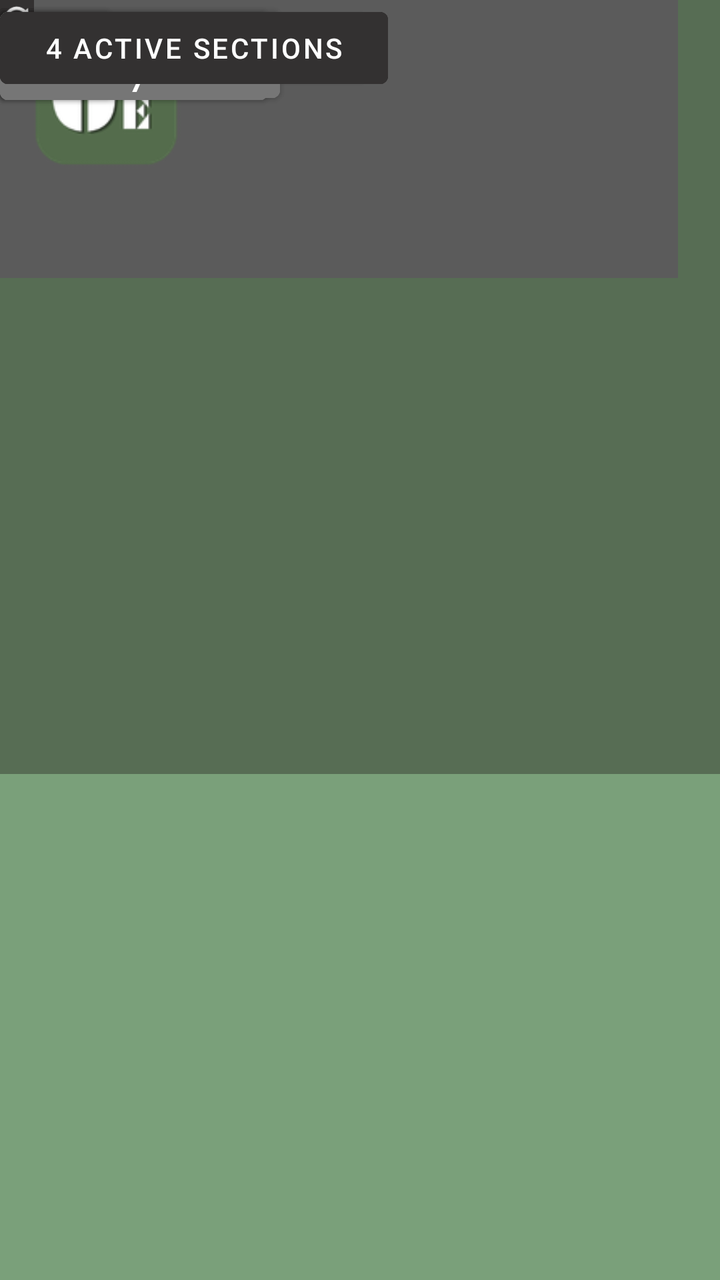
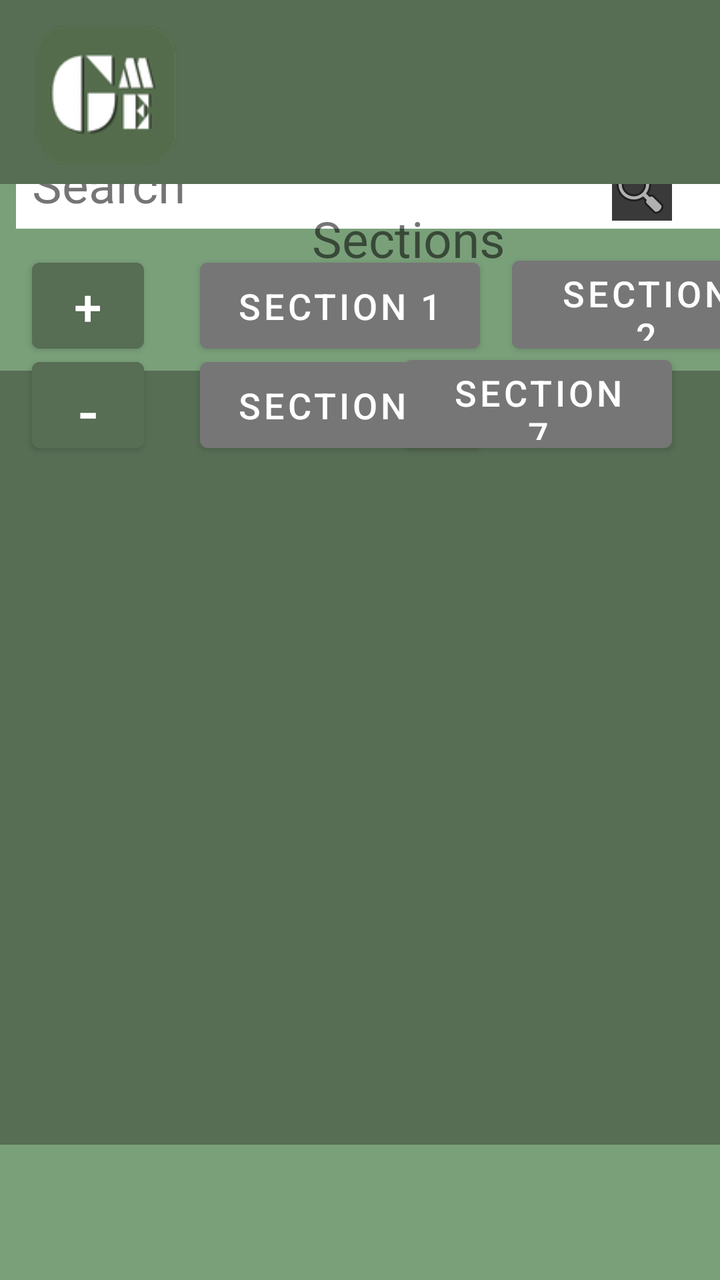

Before-and-after screenshots of an Android layout around one commit, followed by the original layout XML and the change that was made.
<!-- AndroidManifest.xml: application theme Theme.GradingMadeEasy -->
<!-- res/layout/activity_dashboard.xml -->
<?xml version="1.0" encoding="utf-8"?>
<androidx.constraintlayout.widget.ConstraintLayout xmlns:android="http://schemas.android.com/apk/res/android"
    xmlns:app="http://schemas.android.com/apk/res-auto"
    xmlns:tools="http://schemas.android.com/tools"
    android:id="@+id/main"
    android:layout_width="match_parent"
    android:layout_height="match_parent"
    android:background="#5C7358"
    android:backgroundTint="@color/white"
    tools:context=".Dashboard" >

    <TextView
        android:id="@+id/textView6"
        android:layout_width="410dp"
        android:layout_height="93dp"
        android:background="#576D54"
        tools:layout_editor_absoluteX="-1dp"
        tools:layout_editor_absoluteY="-1dp" />

    <TextView
        android:id="@+id/textView7"
        android:layout_width="427dp"
        android:layout_height="77dp"
        android:background="#576D54"
        tools:layout_editor_absoluteX="-15dp"
        tools:layout_editor_absoluteY="816dp" />

    <TextView
        android:id="@+id/textView8"
        android:layout_width="417dp"
        android:layout_height="725dp"
        android:background="#7AA07A"
        tools:layout_editor_absoluteX="0dp"
        tools:layout_editor_absoluteY="91dp" />

    <TextView
        android:id="@+id/textView9"
        android:layout_width="392dp"
        android:layout_height="37dp"
        android:background="#FFFFFF"
        tools:layout_editor_absoluteX="9dp"
        tools:layout_editor_absoluteY="110dp" />

    <TextView
        android:id="@+id/textView11"
        android:layout_width="84dp"
        android:layout_height="39dp"
        android:text="Search"
        android:textSize="25dp"
        tools:layout_editor_absoluteX="16dp"
        tools:layout_editor_absoluteY="110dp" />

    <TextView
        android:id="@+id/textView12"
        android:layout_width="30dp"
        android:layout_height="31dp"
        android:background="#3A3A3A"
        tools:layout_editor_absoluteX="360dp"
        tools:layout_editor_absoluteY="112dp" />

    <ImageView
        android:id="@+id/imageView9"
        android:layout_width="wrap_content"
        android:layout_height="wrap_content"
        app:srcCompat="@android:drawable/ic_menu_search"
        tools:layout_editor_absoluteX="358dp"
        tools:layout_editor_absoluteY="112dp" />

    <Button
        android:id="@+id/button3"
        android:layout_width="56dp"
        android:layout_height="55dp"
        android:backgroundTint="#576d54"
        android:text="+"
        android:textSize="25dp"
        tools:layout_editor_absoluteX="16dp"
        tools:layout_editor_absoluteY="179dp" />

    <Button
        android:id="@+id/button8"
        android:layout_width="56dp"
        android:layout_height="55dp"
        android:backgroundTint="#576d54"
        android:text="-"
        android:textSize="30dp"
        tools:layout_editor_absoluteX="16dp"
        tools:layout_editor_absoluteY="250dp" />

    <Button
        android:id="@+id/button4"
        android:layout_width="140dp"
        android:layout_height="55dp"
        android:backgroundTint="#767676"
        android:text="Section 1"
        android:textSize="18dp"
        tools:layout_editor_absoluteX="101dp"
        tools:layout_editor_absoluteY="180dp" />

    <Button
        android:id="@+id/button6"
        android:layout_width="140dp"
        android:layout_height="55dp"
        android:backgroundTint="#767676"
        android:text="Section 6"
        android:textSize="18dp"
        tools:layout_editor_absoluteX="101dp"
        tools:layout_editor_absoluteY="249dp" />

    <TextView
        android:id="@+id/textView17"
        android:layout_width="412dp"
        android:layout_height="78dp"
        android:background="#576D54"
        app:layout_constraintStart_toStartOf="parent"
        tools:layout_editor_absoluteY="-1dp" />

    <TextView
        android:id="@+id/textView16"
        android:layout_width="412dp"
        android:layout_height="78dp"
        android:background="#576D54"
        app:layout_constraintStart_toStartOf="parent"
        tools:layout_editor_absoluteY="0dp" />

    <TextView
        android:id="@+id/textView15"
        android:layout_width="wrap_content"
        android:layout_height="wrap_content"
        android:text="Sections"
        android:textSize="25dp"
        tools:layout_editor_absoluteX="159dp"
        tools:layout_editor_absoluteY="149dp" />

    <Button
        android:id="@+id/button5"
        android:layout_width="134dp"
        android:layout_height="56dp"
        android:backgroundTint="#767676"
        android:text="Section 2"
        android:textSize="18dp"
        tools:layout_editor_absoluteX="256dp"
        tools:layout_editor_absoluteY="179dp" />

    <Button
        android:id="@+id/button7"
        android:layout_width="134dp"
        android:layout_height="56dp"
        android:backgroundTint="#767676"
        android:text="Section 7"
        android:textSize="18dp"
        tools:layout_editor_absoluteX="256dp"
        tools:layout_editor_absoluteY="249dp" />

    <TextView
        android:id="@+id/textView18"
        android:layout_width="wrap_content"
        android:layout_height="wrap_content"
        android:textSize="15dp"
        tools:layout_editor_absoluteX="9dp"
        tools:layout_editor_absoluteY="159dp" />

    <TextView
        android:id="@+id/textView19"
        android:layout_width="wrap_content"
        android:layout_height="wrap_content"
        android:text="delete section"
        android:textSize="13dp"
        tools:layout_editor_absoluteX="9dp"
        tools:layout_editor_absoluteY="235dp" />

    <TextView
        android:id="@+id/textView20"
        android:layout_width="wrap_content"
        android:layout_height="wrap_content"
        android:text="add section"
        android:textSize="15dp"
        tools:layout_editor_absoluteX="9dp"
        tools:layout_editor_absoluteY="165dp" />

    <TextView
        android:id="@+id/textView22"
        android:layout_width="369dp"
        android:layout_height="19dp"
        android:background="#898989"
        tools:layout_editor_absoluteX="18dp"
        tools:layout_editor_absoluteY="321dp" />

    <TextView
        android:id="@+id/textView23"
        android:layout_width="83dp"
        android:layout_height="18dp"
        android:background="#5B5B5B"
        android:text="you are here"
        android:textSize="15dp"
        tools:layout_editor_absoluteX="18dp"
        tools:layout_editor_absoluteY="321dp" />

    <TextView
        android:id="@+id/textView24"
        android:layout_width="wrap_content"
        android:layout_height="wrap_content"
        android:text="slide bar"
        android:textSize="15dp"
        tools:layout_editor_absoluteX="167dp"
        tools:layout_editor_absoluteY="304dp" />

    <TextView
        android:id="@+id/textView2"
        android:layout_width="368dp"
        android:layout_height="387dp"
        android:background="#576D54"
        tools:layout_editor_absoluteX="16dp"
        tools:layout_editor_absoluteY="382dp" />

    <TextView
        android:id="@+id/textView3"
        android:layout_width="339dp"
        android:layout_height="139dp"
        android:background="#5B5B5B"
        tools:layout_editor_absoluteX="31dp"
        tools:layout_editor_absoluteY="400dp" />

    <TextView
        android:id="@+id/textView5"
        android:layout_width="337dp"
        android:layout_height="62dp"
        android:background="#5B5B5B"
        tools:layout_editor_absoluteX="31dp"
        tools:layout_editor_absoluteY="567dp" />

    <TextView
        android:id="@+id/textView10"
        android:layout_width="337dp"
        android:layout_height="54dp"
        android:background="#5B5B5B"
        tools:layout_editor_absoluteX="31dp"
        tools:layout_editor_absoluteY="671dp" />

    <Button
        android:id="@+id/button"
        android:layout_width="194dp"
        android:layout_height="48dp"
        android:backgroundTint="#333131"
        android:text="10 Sections"
        tools:layout_editor_absoluteX="100dp"
        tools:layout_editor_absoluteY="574dp" />

    <Button
        android:id="@+id/button2"
        android:layout_width="194dp"
        android:layout_height="48dp"
        android:backgroundTint="#333131"
        android:text="4 active sections"
        tools:layout_editor_absoluteX="100dp"
        tools:layout_editor_absoluteY="671dp" />

    <ImageView
        android:id="@+id/imageView3"
        android:layout_width="17dp"
        android:layout_height="19dp"
        android:background="#333131"
        android:backgroundTint="#333131"
        app:srcCompat="@android:drawable/ic_popup_sync"
        tools:layout_editor_absoluteX="337dp"
        tools:layout_editor_absoluteY="680dp" />

    <ImageView
        android:id="@+id/AppIconSectionCreation"
        android:layout_width="89dp"
        android:layout_height="87dp"
        android:layout_marginStart="8dp"
        android:layout_marginTop="4dp"
        android:translationZ="@dimen/_2sdp"
        app:layout_constraintStart_toStartOf="parent"
        app:layout_constraintTop_toTopOf="parent"
        app:srcCompat="@drawable/gradingmadeeasylogo" />

</androidx.constraintlayout.widget.ConstraintLayout>
<!-- resources referenced by this layout -->
<resources>
  <color name="white">#FFFFFFFF</color>
  <!-- drawable gradingmadeeasylogo: png bitmap (drawable, 6187 bytes) -->
  <style name="Theme.GradingMadeEasy" parent="Theme.MaterialComponents.DayNight.DarkActionBar">
          
          <item name="colorPrimary">@color/purple_500</item>
          <item name="colorPrimaryVariant">@color/purple_700</item>
          <item name="colorOnPrimary">@color/white</item>
          
          <item name="colorSecondary">@color/teal_200</item>
          <item name="colorSecondaryVariant">@color/teal_700</item>
          <item name="colorOnSecondary">@color/black</item>
          
          <item name="android:statusBarColor">?attr/colorPrimaryVariant</item>
          
      </style>
  <color name="purple_500">#FF6200EE</color>
  <color name="purple_700">#FF3700B3</color>
  <color name="teal_200">#FF03DAC5</color>
  <color name="teal_700">#FF018786</color>
  <color name="black">#FF000000</color>
</resources>

<!-- the commit's change to res/layout/activity_dashboard.xml (unified diff, before → after) -->
@@ -7,262 +7,282 @@
     android:layout_height="match_parent"
     android:background="#5C7358"
     android:backgroundTint="@color/white"
-    tools:context=".Dashboard" >
+    tools:context=".Dashboard">
 
     <TextView
         android:id="@+id/textView6"
         android:layout_width="410dp"
         android:layout_height="93dp"
-        android:background="#576D54"
-        tools:layout_editor_absoluteX="-1dp"
-        tools:layout_editor_absoluteY="-1dp" />
+        android:layout_marginStart="4dp"
+        android:background="#576D54"
+        app:layout_constraintBottom_toBottomOf="parent"
+        app:layout_constraintStart_toStartOf="parent"
+        app:layout_constraintTop_toTopOf="parent"
+        app:layout_constraintVertical_bias="0.0" />
 
     <TextView
         android:id="@+id/textView7"
         android:layout_width="427dp"
         android:layout_height="77dp"
         android:background="#576D54"
-        tools:layout_editor_absoluteX="-15dp"
-        tools:layout_editor_absoluteY="816dp" />
+        app:layout_constraintBottom_toBottomOf="parent"
+        app:layout_constraintEnd_toEndOf="parent"
+        app:layout_constraintTop_toTopOf="parent"
+        app:layout_constraintVertical_bias="1.0" />
 
     <TextView
         android:id="@+id/textView8"
         android:layout_width="417dp"
         android:layout_height="725dp"
         android:background="#7AA07A"
-        tools:layout_editor_absoluteX="0dp"
-        tools:layout_editor_absoluteY="91dp" />
+        app:layout_constraintBottom_toBottomOf="@+id/textView7"
+        app:layout_constraintStart_toStartOf="parent"
+        app:layout_constraintTop_toTopOf="@+id/textView6"
+        app:layout_constraintVertical_bias="0.548" />
 
     <TextView
         android:id="@+id/textView9"
         android:layout_width="392dp"
         android:layout_height="37dp"
+        android:layout_marginStart="8dp"
         android:background="#FFFFFF"
-        tools:layout_editor_absoluteX="9dp"
-        tools:layout_editor_absoluteY="110dp" />
+        app:layout_constraintBottom_toBottomOf="parent"
+        app:layout_constraintStart_toStartOf="parent"
+        app:layout_constraintTop_toTopOf="parent"
+        app:layout_constraintVertical_bias="0.128" />
 
     <TextView
         android:id="@+id/textView11"
         android:layout_width="84dp"
         android:layout_height="39dp"
+        android:layout_marginStart="16dp"
         android:text="Search"
-        android:textSize="25dp"
-        tools:layout_editor_absoluteX="16dp"
-        tools:layout_editor_absoluteY="110dp" />
+        android:textSize="25sp"
+        app:layout_constraintBottom_toBottomOf="parent"
+        app:layout_constraintStart_toStartOf="parent"
+        app:layout_constraintTop_toTopOf="parent"
+        app:layout_constraintVertical_bias="0.125" />
 
     <TextView
         android:id="@+id/textView12"
         android:layout_width="30dp"
         android:layout_height="31dp"
+        android:layout_marginEnd="24dp"
         android:background="#3A3A3A"
-        tools:layout_editor_absoluteX="360dp"
-        tools:layout_editor_absoluteY="112dp" />
+        app:layout_constraintBottom_toBottomOf="parent"
+        app:layout_constraintEnd_toEndOf="parent"
+        app:layout_constraintTop_toTopOf="parent"
+        app:layout_constraintVertical_bias="0.13" />
 
     <ImageView
         android:id="@+id/imageView9"
         android:layout_width="wrap_content"
         android:layout_height="wrap_content"
-        app:srcCompat="@android:drawable/ic_menu_search"
-        tools:layout_editor_absoluteX="358dp"
-        tools:layout_editor_absoluteY="112dp" />
+        android:layout_marginEnd="24dp"
+        app:layout_constraintBottom_toBottomOf="parent"
+        app:layout_constraintEnd_toEndOf="parent"
+        app:layout_constraintTop_toTopOf="parent"
+        app:layout_constraintVertical_bias="0.13"
+        app:srcCompat="@android:drawable/ic_menu_search" />
 
     <Button
         android:id="@+id/button3"
         android:layout_width="56dp"
         android:layout_height="55dp"
+        android:layout_marginStart="16dp"
         android:backgroundTint="#576d54"
         android:text="+"
-        android:textSize="25dp"
-        tools:layout_editor_absoluteX="16dp"
-        tools:layout_editor_absoluteY="179dp" />
+        android:textSize="25sp"
+        app:layout_constraintBottom_toBottomOf="parent"
+        app:layout_constraintStart_toStartOf="parent"
+        app:layout_constraintTop_toTopOf="parent"
+        app:layout_constraintVertical_bias="0.214" />
 
     <Button
         android:id="@+id/button8"
         android:layout_width="56dp"
         android:layout_height="55dp"
+        android:layout_marginStart="16dp"
         android:backgroundTint="#576d54"
         android:text="-"
-        android:textSize="30dp"
-        tools:layout_editor_absoluteX="16dp"
-        tools:layout_editor_absoluteY="250dp" />
+        android:textSize="30sp"
+        app:layout_constraintBottom_toBottomOf="parent"
+        app:layout_constraintStart_toStartOf="parent"
+        app:layout_constraintTop_toTopOf="parent"
+        app:layout_constraintVertical_bias="0.299" />
 
     <Button
         android:id="@+id/button4"
         android:layout_width="140dp"
         android:layout_height="55dp"
+        android:layout_marginStart="100dp"
         android:backgroundTint="#767676"
         android:text="Section 1"
-        android:textSize="18dp"
-        tools:layout_editor_absoluteX="101dp"
-        tools:layout_editor_absoluteY="180dp" />
+        android:textSize="18sp"
+        app:layout_constraintBottom_toBottomOf="parent"
+        app:layout_constraintStart_toStartOf="parent"
+        app:layout_constraintTop_toTopOf="parent"
+        app:layout_constraintVertical_bias="0.214" />
 
     <Button
         android:id="@+id/button6"
         android:layout_width="140dp"
         android:layout_height="55dp"
+        android:layout_marginStart="100dp"
         android:backgroundTint="#767676"
         android:text="Section 6"
-        android:textSize="18dp"
-        tools:layout_editor_absoluteX="101dp"
-        tools:layout_editor_absoluteY="249dp" />
-
-    <TextView
-        android:id="@+id/textView17"
-        android:layout_width="412dp"
-        android:layout_height="78dp"
-        android:background="#576D54"
-        app:layout_constraintStart_toStartOf="parent"
-        tools:layout_editor_absoluteY="-1dp" />
+        android:textSize="18sp"
+        app:layout_constraintBottom_toBottomOf="parent"
+        app:layout_constraintStart_toStartOf="parent"
+        app:layout_constraintTop_toTopOf="parent"
+        app:layout_constraintVertical_bias="0.299" />
 
     <TextView
         android:id="@+id/textView16"
-        android:layout_width="412dp"
-        android:layout_height="78dp"
-        android:background="#576D54"
-        app:layout_constraintStart_toStartOf="parent"
-        tools:layout_editor_absoluteY="0dp" />
+        android:layout_width="432dp"
+        android:layout_height="92dp"
+        android:background="#576D54"
+        app:layout_constraintBottom_toBottomOf="parent"
+        app:layout_constraintStart_toStartOf="parent"
+        app:layout_constraintTop_toTopOf="parent"
+        app:layout_constraintVertical_bias="0.0" />
 
     <TextView
         android:id="@+id/textView15"
         android:layout_width="wrap_content"
         android:layout_height="wrap_content"
+        android:layout_marginStart="156dp"
         android:text="Sections"
         android:textSize="25dp"
-        tools:layout_editor_absoluteX="159dp"
-        tools:layout_editor_absoluteY="149dp" />
+        app:layout_constraintBottom_toBottomOf="parent"
+        app:layout_constraintStart_toStartOf="parent"
+        app:layout_constraintTop_toTopOf="parent"
+        app:layout_constraintVertical_bias="0.169" />
 
     <Button
         android:id="@+id/button5"
         android:layout_width="134dp"
         android:layout_height="56dp"
+        android:layout_marginStart="256dp"
         android:backgroundTint="#767676"
         android:text="Section 2"
-        android:textSize="18dp"
-        tools:layout_editor_absoluteX="256dp"
-        tools:layout_editor_absoluteY="179dp" />
+        android:textSize="18sp"
+        app:layout_constraintBottom_toBottomOf="parent"
+        app:layout_constraintStart_toStartOf="parent"
+        app:layout_constraintTop_toTopOf="parent"
+        app:layout_constraintVertical_bias="0.213" />
 
     <Button
         android:id="@+id/button7"
         android:layout_width="134dp"
         android:layout_height="56dp"
+        android:layout_marginEnd="24dp"
         android:backgroundTint="#767676"
         android:text="Section 7"
-        android:textSize="18dp"
-        tools:layout_editor_absoluteX="256dp"
-        tools:layout_editor_absoluteY="249dp" />
-
-    <TextView
-        android:id="@+id/textView18"
-        android:layout_width="wrap_content"
-        android:layout_height="wrap_content"
-        android:textSize="15dp"
-        tools:layout_editor_absoluteX="9dp"
-        tools:layout_editor_absoluteY="159dp" />
-
-    <TextView
-        android:id="@+id/textView19"
-        android:layout_width="wrap_content"
-        android:layout_height="wrap_content"
-        android:text="delete section"
-        android:textSize="13dp"
-        tools:layout_editor_absoluteX="9dp"
-        tools:layout_editor_absoluteY="235dp" />
-
-    <TextView
-        android:id="@+id/textView20"
-        android:layout_width="wrap_content"
-        android:layout_height="wrap_content"
-        android:text="add section"
-        android:textSize="15dp"
-        tools:layout_editor_absoluteX="9dp"
-        tools:layout_editor_absoluteY="165dp" />
+        android:textSize="18sp"
+        app:layout_constraintBottom_toBottomOf="parent"
+        app:layout_constraintEnd_toEndOf="parent"
+        app:layout_constraintTop_toTopOf="parent"
+        app:layout_constraintVertical_bias="0.298" />
 
     <TextView
         android:id="@+id/textView22"
         android:layout_width="369dp"
         android:layout_height="19dp"
+        android:layout_marginEnd="24dp"
         android:background="#898989"
-        tools:layout_editor_absoluteX="18dp"
-        tools:layout_editor_absoluteY="321dp" />
-
-    <TextView
-        android:id="@+id/textView23"
-        android:layout_width="83dp"
-        android:layout_height="18dp"
-        android:background="#5B5B5B"
-        android:text="you are here"
-        android:textSize="15dp"
-        tools:layout_editor_absoluteX="18dp"
-        tools:layout_editor_absoluteY="321dp" />
-
-    <TextView
-        android:id="@+id/textView24"
-        android:layout_width="wrap_content"
-        android:layout_height="wrap_content"
-        android:text="slide bar"
-        android:textSize="15dp"
-        tools:layout_editor_absoluteX="167dp"
-        tools:layout_editor_absoluteY="304dp" />
+        app:layout_constraintBottom_toBottomOf="parent"
+        app:layout_constraintEnd_toEndOf="parent"
+        app:layout_constraintTop_toTopOf="parent"
+        app:layout_constraintVertical_bias="0.371" />
 
     <TextView
         android:id="@+id/textView2"
         android:layout_width="368dp"
         android:layout_height="387dp"
         android:background="#576D54"
-        tools:layout_editor_absoluteX="16dp"
-        tools:layout_editor_absoluteY="382dp" />
+        app:layout_constraintBottom_toBottomOf="@+id/textView7"
+        app:layout_constraintEnd_toEndOf="parent"
+        app:layout_constraintHorizontal_bias="0.372"
+        app:layout_constraintStart_toStartOf="parent"
+        app:layout_constraintTop_toTopOf="parent"
+        app:layout_constraintVertical_bias="0.732" />
 
     <TextView
         android:id="@+id/textView3"
         android:layout_width="339dp"
         android:layout_height="139dp"
+        android:layout_marginStart="31dp"
+        android:layout_marginTop="400dp"
+        android:layout_marginBottom="352dp"
         android:background="#5B5B5B"
-        tools:layout_editor_absoluteX="31dp"
-        tools:layout_editor_absoluteY="400dp" />
+        app:layout_constraintBottom_toBottomOf="parent"
+        app:layout_constraintStart_toStartOf="parent"
+        app:layout_constraintTop_toTopOf="parent" />
 
     <TextView
         android:id="@+id/textView5"
         android:layout_width="337dp"
         android:layout_height="62dp"
+        android:layout_marginStart="31dp"
+        android:layout_marginTop="567dp"
+        android:layout_marginBottom="262dp"
         android:background="#5B5B5B"
-        tools:layout_editor_absoluteX="31dp"
-        tools:layout_editor_absoluteY="567dp" />
+        app:layout_constraintBottom_toBottomOf="parent"
+        app:layout_constraintStart_toStartOf="parent"
+        app:layout_constraintTop_toTopOf="parent" />
 
     <TextView
         android:id="@+id/textView10"
         android:layout_width="337dp"
         android:layout_height="54dp"
+        android:layout_marginTop="671dp"
+        android:layout_marginEnd="43dp"
+        android:layout_marginBottom="166dp"
         android:background="#5B5B5B"
-        tools:layout_editor_absoluteX="31dp"
-        tools:layout_editor_absoluteY="671dp" />
+        app:layout_constraintBottom_toBottomOf="parent"
+        app:layout_constraintEnd_toEndOf="parent"
+        app:layout_constraintTop_toTopOf="parent" />
 
     <Button
         android:id="@+id/button"
         android:layout_width="194dp"
         android:layout_height="48dp"
+        android:layout_marginStart="100dp"
+        android:layout_marginTop="574dp"
+        android:layout_marginBottom="269dp"
         android:backgroundTint="#333131"
         android:text="10 Sections"
-        tools:layout_editor_absoluteX="100dp"
-        tools:layout_editor_absoluteY="574dp" />
+        app:layout_constraintBottom_toBottomOf="parent"
+        app:layout_constraintStart_toStartOf="parent"
+        app:layout_constraintTop_toTopOf="parent" />
 
     <Button
         android:id="@+id/button2"
         android:layout_width="194dp"
         android:layout_height="48dp"
+        android:layout_marginStart="100dp"
+        android:layout_marginTop="671dp"
+        android:layout_marginBottom="172dp"
         android:backgroundTint="#333131"
         android:text="4 active sections"
-        tools:layout_editor_absoluteX="100dp"
-        tools:layout_editor_absoluteY="671dp" />
+        app:layout_constraintBottom_toBottomOf="parent"
+        app:layout_constraintStart_toStartOf="parent"
+        app:layout_constraintTop_toTopOf="parent" />
 
     <ImageView
         android:id="@+id/imageView3"
         android:layout_width="17dp"
         android:layout_height="19dp"
+        android:layout_marginStart="337dp"
+        android:layout_marginTop="680dp"
+        android:layout_marginBottom="192dp"
         android:background="#333131"
         android:backgroundTint="#333131"
-        app:srcCompat="@android:drawable/ic_popup_sync"
-        tools:layout_editor_absoluteX="337dp"
-        tools:layout_editor_absoluteY="680dp" />
+        app:layout_constraintBottom_toBottomOf="parent"
+        app:layout_constraintStart_toStartOf="parent"
+        app:layout_constraintTop_toTopOf="parent"
+        app:srcCompat="@android:drawable/ic_popup_sync" />
 
     <ImageView
         android:id="@+id/AppIconSectionCreation"
